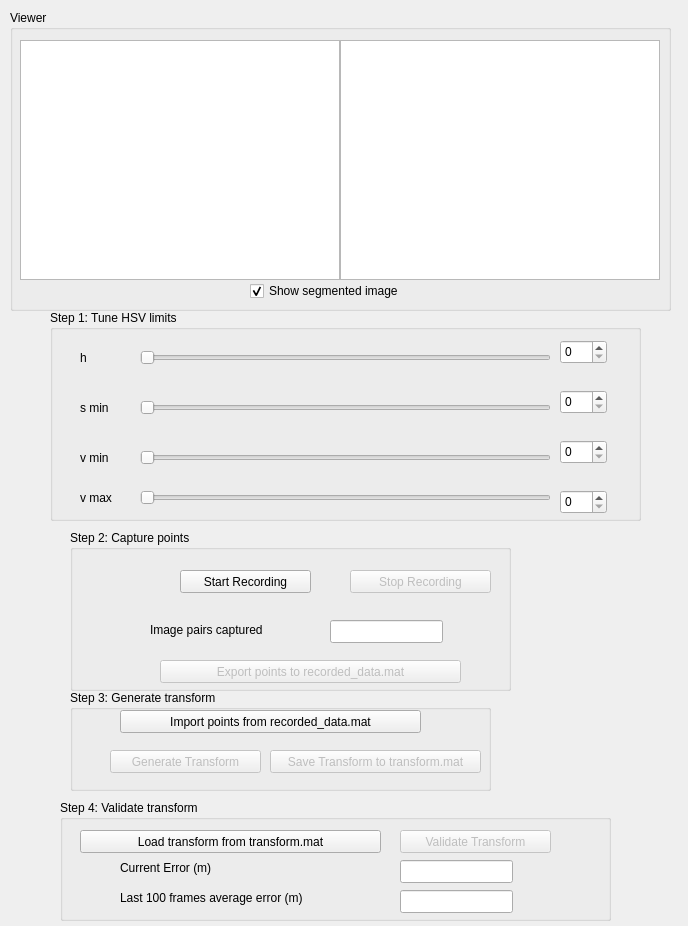
Before: the Qt Designer form python/tracking_window.ui in fdheenmo/thrust, drawn with Qt 5.
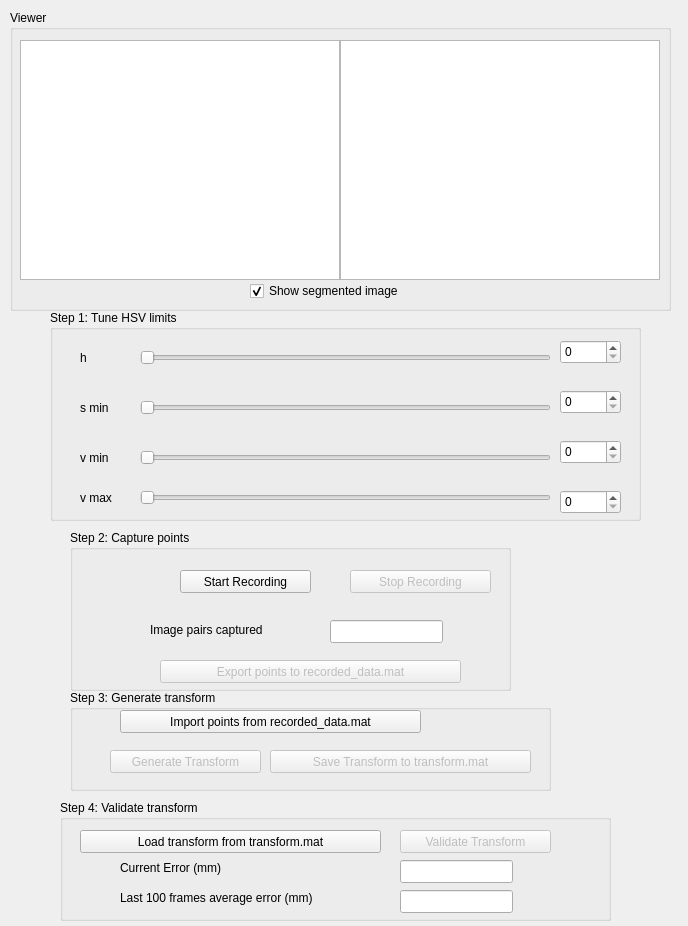
After: the same form once the commit is applied.

```diff
--- a/python/tracking_window.ui
+++ b/python/tracking_window.ui
@@ -105,7 +105,7 @@
     <rect>
      <x>70</x>
      <y>690</y>
-     <width>421</width>
+     <width>481</width>
      <height>101</height>
     </rect>
    </property>
@@ -136,7 +136,7 @@
      <rect>
       <x>200</x>
       <y>60</y>
-      <width>211</width>
+      <width>261</width>
       <height>23</height>
      </rect>
     </property>
@@ -239,7 +239,7 @@
      <rect>
       <x>510</x>
       <y>180</y>
-      <width>47</width>
+      <width>61</width>
       <height>24</height>
      </rect>
     </property>
@@ -323,7 +323,7 @@
      <rect>
       <x>510</x>
       <y>30</y>
-      <width>47</width>
+      <width>61</width>
       <height>24</height>
      </rect>
     </property>
@@ -336,7 +336,7 @@
      <rect>
       <x>510</x>
       <y>80</y>
-      <width>47</width>
+      <width>61</width>
       <height>24</height>
      </rect>
     </property>
@@ -378,7 +378,7 @@
      <rect>
       <x>510</x>
       <y>130</y>
-      <width>47</width>
+      <width>61</width>
       <height>24</height>
      </rect>
     </property>
@@ -457,7 +457,7 @@
      </rect>
     </property>
     <property name="text">
-     <string>Current Error (m)</string>
+     <string>Current Error (mm)</string>
     </property>
    </widget>
    <widget class="QLineEdit" name="currentErrorLineEdit">
@@ -480,7 +480,7 @@
      </rect>
     </property>
     <property name="text">
-     <string>Last 100 frames average error (m)</string>
+     <string>Last 100 frames average error (mm)</string>
     </property>
    </widget>
    <widget class="QLineEdit" name="averageErrorLineEdit">
```
